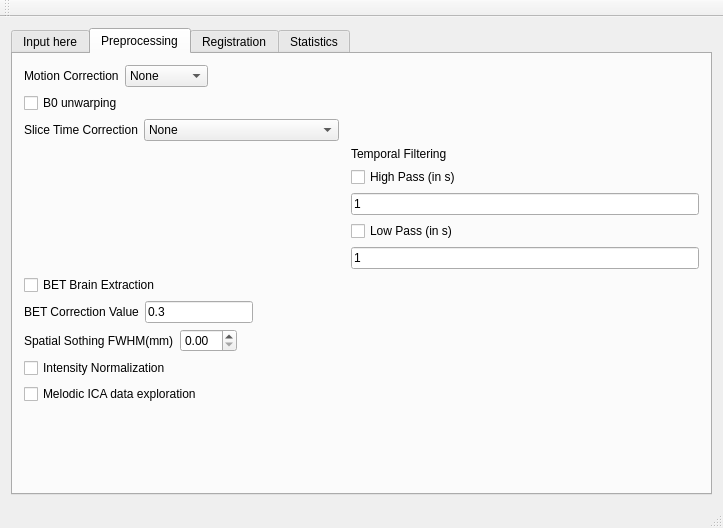
singlakdeepak/funcConn, file funcConnGUI/mainwindow.ui: the form before one commit.
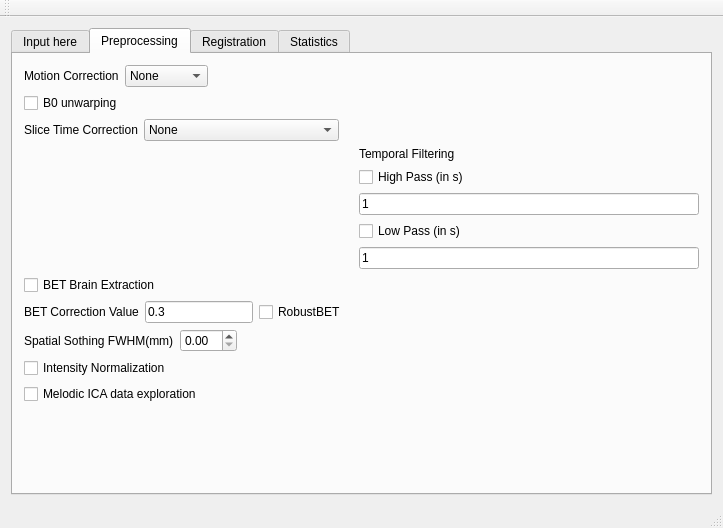
The form after the commit. The open tabs and pages were chosen to show the change.

Patch:
```diff
--- a/funcConnGUI/mainwindow.ui
+++ b/funcConnGUI/mainwindow.ui
@@ -518,6 +518,13 @@
               </property>
              </widget>
             </item>
+            <item>
+             <widget class="QCheckBox" name="checkBox_RobustBET">
+              <property name="text">
+               <string>RobustBET</string>
+              </property>
+             </widget>
+            </item>
            </layout>
           </item>
          </layout>
```
Left out of the diff: 2 changed lines with no effect on the pictures.
